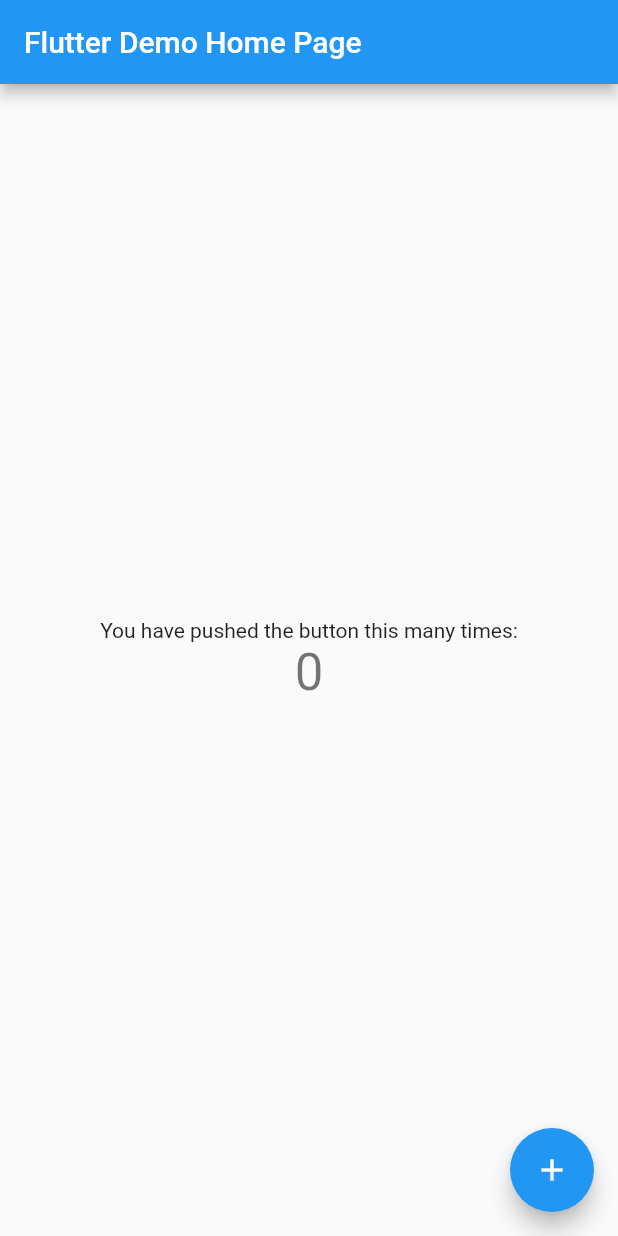
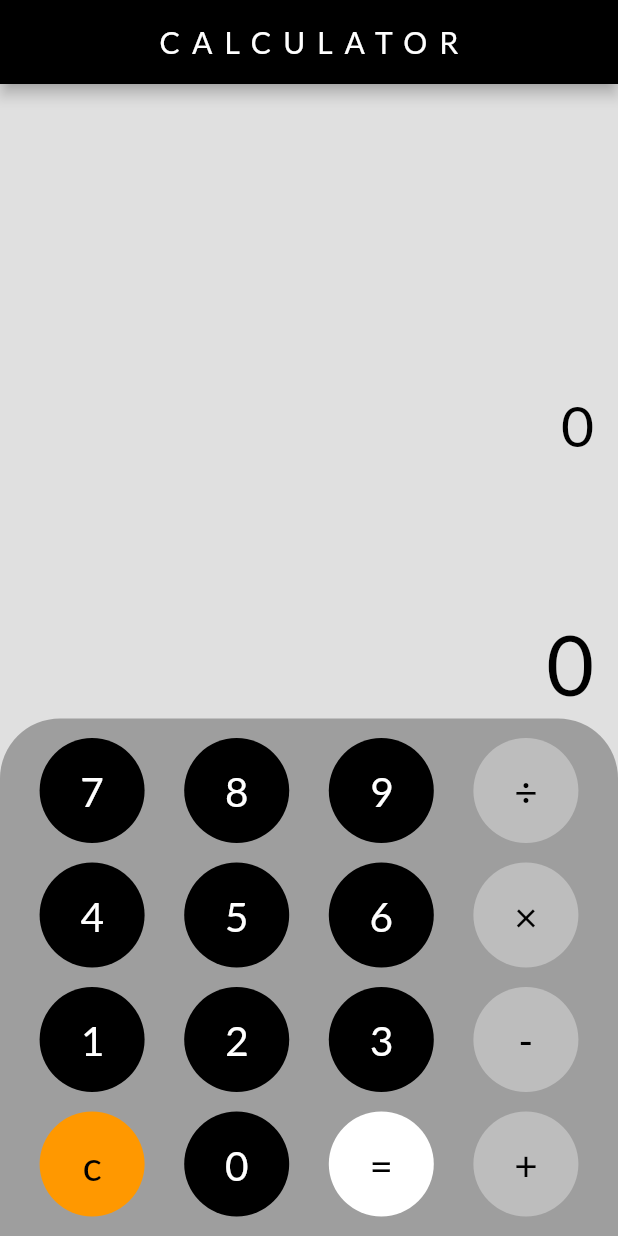
Before and after one commit to msramesh2k1/Calculator-App-Flutter, a Flutter app: the screen it shows after launch, on a phone screen of 412 x 824 dp. Run offline on Flutter 3.47's test engine with Material 2 defaults, Android fonts, the phone set to English and light mode, and no system bars; our stand-ins replace google_fonts, math_expressions.

Commit message:
Final Commit

```diff
--- a/lib/main.dart
+++ b/lib/main.dart
@@ -1,48 +1,29 @@
 import 'package:flutter/material.dart';
+import 'package:flutter/services.dart';
+import 'package:google_fonts/google_fonts.dart';
+import 'package:math_expressions/math_expressions.dart';
+void main() {
+  WidgetsFlutterBinding.ensureInitialized();
+SystemChrome.setPreferredOrientations([DeviceOrientation.portraitUp]).then((_) {
+runApp(Calc());
+});
 
-void main() {
-  runApp(MyApp());
 }
 
-class MyApp extends StatelessWidget {
-  // This widget is the root of your application.
+class Calc extends StatelessWidget {
   @override
   Widget build(BuildContext context) {
     return MaterialApp(
-      title: 'Flutter Demo',
-      theme: ThemeData(
-        // This is the theme of your application.
-        //
-        // Try running your application with "flutter run". You'll see the
-        // application has a blue toolbar. Then, without quitting the app, try
-        // changing the primarySwatch below to Colors.green and then invoke
-        // "hot reload" (press "r" in the console where you ran "flutter run",
-        // or simply save your changes to "hot reload" in a Flutter IDE).
-        // Notice that the counter didn't reset back to zero; the application
-        // is not restarted.
-        primarySwatch: Colors.blue,
-        // This makes the visual density adapt to the platform that you run
-        // the app on. For desktop platforms, the controls will be smaller and
-        // closer together (more dense) than on mobile platforms.
-        visualDensity: VisualDensity.adaptivePlatformDensity,
-      ),
-      home: MyHomePage(title: 'Flutter Demo Home Page'),
+      debugShowCheckedModeBanner: false,
+      title: 'Calc',
+      home: MyHomePage(title: 'Calc'),
     );
   }
 }
 
 class MyHomePage extends StatefulWidget {
+
   MyHomePage({Key key, this.title}) : super(key: key);
-
-  // This widget is the home page of your application. It is stateful, meaning
-  // that it has a State object (defined below) that contains fields that affect
-  // how it looks.
-
-  // This class is the configuration for the state. It holds the values (in this
-  // case the title) provided by the parent (in this case the App widget) and
-  // used by the build method of the State. Fields in a Widget subclass are
-  // always marked "final".
-
   final String title;
 
   @override
@@ -50,68 +31,182 @@ class MyHomePage extends StatefulWidget {
 }
 
 class _MyHomePageState extends State<MyHomePage> {
-  int _counter = 0;
+      String expression = "";
+      String equation = "0";
+      String result = "0";
+      getPressed(String value) {
+        setState(() {
+          if (value == "=") {
 
-  void _incrementCounter() {
-    setState(() {
-      // This call to setState tells the Flutter framework that something has
-      // changed in this State, which causes it to rerun the build method below
-      // so that the display can reflect the updated values. If we changed
-      // _counter without calling setState(), then the build method would not be
-      // called again, and so nothing would appear to happen.
-      _counter++;
+            expression = equation;
+        expression = expression.replaceAll('×', '*');
+        expression = expression.replaceAll('÷', '/');
+
+        try{
+          Parser p = Parser();
+          Expression exp = p.parse(expression);
+
+          ContextModel cm = ContextModel();
+          result = '${exp.evaluate(EvaluationType.REAL, cm)}';
+        }catch(e){
+          result = "Error";
+        }
+
+
+
+
+        }else if(value =="c"){
+
+          equation = "0";
+          result = "0";
+
+        }else{
+          if(equation == "0"){
+            equation = value;
+         }else{
+            equation = equation+value;
+      }
+
+        }
         });
+
+
+
 }
+
 
   @override
   Widget build(BuildContext context) {
-    // This method is rerun every time setState is called, for instance as done
-    // by the _incrementCounter method above.
-    //
-    // The Flutter framework has been optimized to make rerunning build methods
-    // fast, so that you can just rebuild anything that needs updating rather
-    // than having to individually change instances of widgets.
  return Scaffold(
+   backgroundColor: Colors.grey[300],
       appBar: AppBar(
-        // Here we take the value from the MyHomePage object that was created by
-        // the App.build method, and use it to set our appbar title.
-        title: Text(widget.title),
+        centerTitle: true,
+        backgroundColor: Colors.black,
+        title: Text(
+  'CALCULATOR',
+  style: GoogleFonts.lato(
+    textStyle: TextStyle(color: Colors.white, letterSpacing: 8),
   ),
-      body: Center(
-        // Center is a layout widget. It takes a single child and positions it
-        // in the middle of the parent.
+),
+      ),
+      body: Column(
+        crossAxisAlignment: CrossAxisAlignment.stretch,
+        children: [
+           Padding(
+            padding: const EdgeInsets.only(left:12,right: 15,bottom: 20),
+             child: Container(
                  child: Column(
-          // Column is also a layout widget. It takes a list of children and
-          // arranges them vertically. By default, it sizes itself to fit its
-          // children horizontally, and tries to be as tall as its parent.
-          //
-          // Invoke "debug painting" (press "p" in the console, choose the
-          // "Toggle Debug Paint" action from the Flutter Inspector in Android
-          // Studio, or the "Toggle Debug Paint" command in Visual Studio Code)
-          // to see the wireframe for each widget.
-          //
-          // Column has various properties to control how it sizes itself and
-          // how it positions its children. Here we use mainAxisAlignment to
-          // center the children vertically; the main axis here is the vertical
-          // axis because Columns are vertical (the cross axis would be
-          // horizontal).
-          mainAxisAlignment: MainAxisAlignment.center,
-          children: <Widget>[
+                 mainAxisAlignment: MainAxisAlignment.end,
+                 crossAxisAlignment: CrossAxisAlignment.end,
+                 children: [
                   Text(
-              'You have pushed the button this many times:',
+  equation,
+  style: GoogleFonts.lato(
+    textStyle: TextStyle(color: Colors.black,fontSize: 38, letterSpacing: 2),
   ),
+),],
+               ),
+               color:Colors.grey[300],
+               height:250
+             ),
+           ),
+           Padding(
+             padding: const EdgeInsets.only(left:12,right: 15,bottom: 3),
+             child: Container(
+               child: Column(
+                 mainAxisAlignment: MainAxisAlignment.end,
+                 crossAxisAlignment: CrossAxisAlignment.end,
+                 children: [
                   Text(
-              '$_counter',
-              style: Theme.of(context).textTheme.headline4,
+  result,
+  style: GoogleFonts.lato(
+    textStyle: TextStyle(color: Colors.black,fontSize: 55, letterSpacing: 2),
+  ),
+), ],
+               ),
+               color:Colors.grey[300],
+               height:150
+             ),
+           ),
+           Expanded(
+                        child: Container(
+                          decoration: BoxDecoration(
+                            borderRadius: BorderRadius.only(topRight:Radius.circular(40),topLeft:Radius.circular(40)),
+                             color:Colors.grey,
+                          ),
+                          child: Column(
+                            mainAxisAlignment: MainAxisAlignment.spaceEvenly,
+                            children: [
+                              Row(
+                                crossAxisAlignment: CrossAxisAlignment.start,
+                                mainAxisAlignment: MainAxisAlignment.spaceEvenly,
+                                children: [
+                                  _button("7",Colors.black,Colors.white),
+                                  _button("8",Colors.black,Colors.white),
+                                  _button("9",Colors.black,Colors.white),
+                                  _button("÷",Colors.grey[400],Colors.black),
+                                ],
+                              ),
+                               Row(
+                                crossAxisAlignment: CrossAxisAlignment.start,
+                                mainAxisAlignment: MainAxisAlignment.spaceEvenly,
+                                children: [
+                                  _button("4",Colors.black,Colors.white),
+                                  _button("5",Colors.black,Colors.white),
+                                  _button("6",Colors.black,Colors.white),
+                                  _button("×",Colors.grey[400],Colors.black),
+                                ],
+                              ),
+                               Row(
+                                crossAxisAlignment: CrossAxisAlignment.start,
+                                mainAxisAlignment: MainAxisAlignment.spaceEvenly,
+                                children: [
+                                  _button("1",Colors.black,Colors.white),
+                                  _button("2",Colors.black,Colors.white),
+                                  _button("3",Colors.black,Colors.white),
+                                  _button("-",Colors.grey[400],Colors.black),
+                                ],
+                              ),
+                               Row(
+                                crossAxisAlignment: CrossAxisAlignment.start,
+                                mainAxisAlignment: MainAxisAlignment.spaceEvenly,
+                                children: [
+                                  _button("c",Colors.orange,Colors.black),
+                                  _button("0",Colors.black,Colors.white),
+                                  _button("=",Colors.white,Colors.black),
+                                  _button("+",Colors.grey[400],Colors.black),
+
+                                ],
                               ),
                             ],
                           ),
                           ),
-      floatingActionButton: FloatingActionButton(
-        onPressed: _incrementCounter,
-        tooltip: 'Increment',
-        child: Icon(Icons.add),
-      ), // This trailing comma makes auto-formatting nicer for build methods.
+           )
+
+        ],
+      ),
       );
   }
+  Widget _button(String value,
+  Color buttoncolor,Color fontcolor){
+    return InkWell(
+      onTap:()=>getPressed(value),
+                    child: Container(
+                    height:70,
+                    width:70,
+                    child:Center(child: Text(
+        value,
+        style: GoogleFonts.lato(
+          textStyle: TextStyle(fontSize: 27,
+            color: fontcolor),
+        ),
+      ),),
+                    decoration:BoxDecoration(
+                      color: buttoncolor,
+                      shape: BoxShape.circle)
+                  ),
+                );
+
         }
+
+      }
--- a/pubspec.yaml
+++ b/pubspec.yaml
@@ -28,6 +28,8 @@ dependencies:
   # The following adds the Cupertino Icons font to your application.
   # Use with the CupertinoIcons class for iOS style icons.
   cupertino_icons: ^0.1.3
+  math_expressions: ^1.1.1
+  google_fonts: ^1.1.1
 
 dev_dependencies:
   flutter_test:
```
Also changed, not shown: pubspec.lock, 1 other file. Lines whose indentation alone changed are shown as unchanged.
